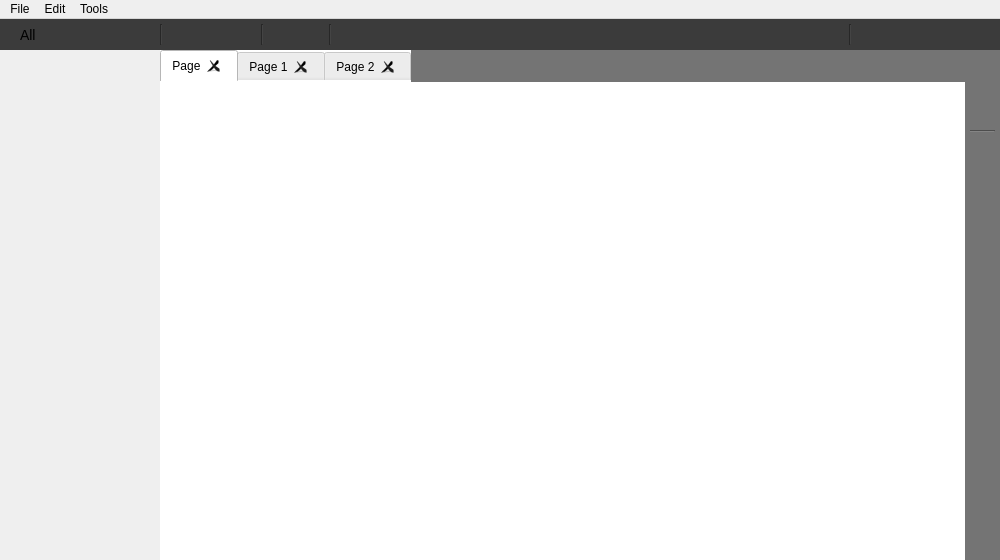
Above: Update/Logic_Gate_Simulator/Dialogs/dlg_home.ui from ElliotHarding/Logic-Gate-Simulator before the change. Below: the same form after it.
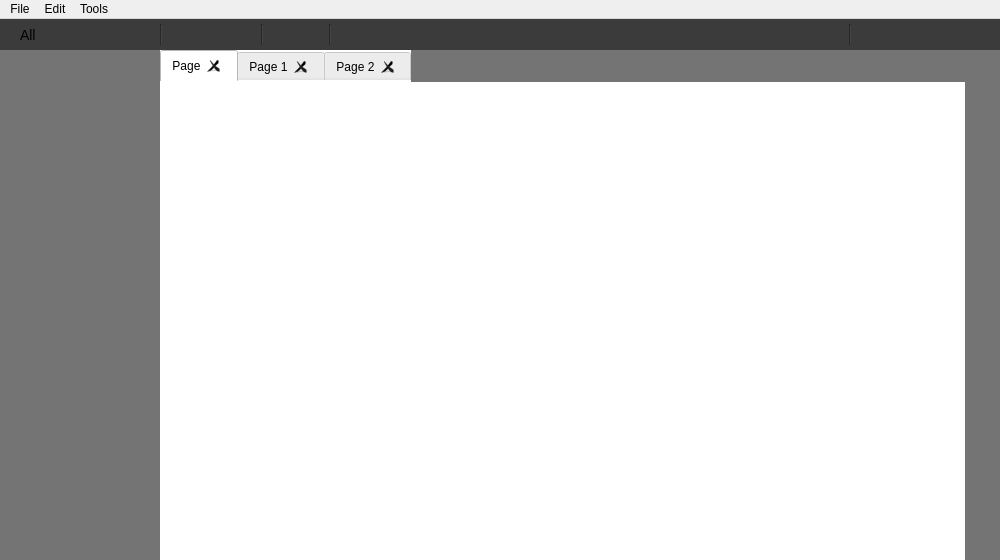
That is the form after the change. Icons and pictures are not drawn.

The edit to the form file:
```diff
--- a/Update/Logic_Gate_Simulator/Dialogs/dlg_home.ui
+++ b/Update/Logic_Gate_Simulator/Dialogs/dlg_home.ui
@@ -444,10 +444,10 @@
    <widget class="QWidget" name="layout_Dlg_GateInfo" native="true">
     <property name="geometry">
      <rect>
-      <x>0</x>
+      <x>9</x>
       <y>350</y>
-      <width>160</width>
-      <height>190</height>
+      <width>140</width>
+      <height>180</height>
      </rect>
     </property>
    </widget>
@@ -610,9 +610,9 @@
    <widget class="QWidget" name="widget_4" native="true">
     <property name="geometry">
      <rect>
-      <x>160</x>
+      <x>0</x>
       <y>31</y>
-      <width>841</width>
+      <width>1001</width>
       <height>510</height>
      </rect>
     </property>
@@ -706,6 +706,16 @@
      </property>
     </item>
    </widget>
+   <widget class="QWidget" name="layout_GateWidget" native="true">
+    <property name="geometry">
+     <rect>
+      <x>10</x>
+      <y>40</y>
+      <width>140</width>
+      <height>300</height>
+     </rect>
+    </property>
+   </widget>
    <zorder>widget_2</zorder>
    <zorder>widget_4</zorder>
    <zorder>layout_ZoomSlider</zorder>
```
Left out of the diff: 5 changed lines with no effect on the pictures.
